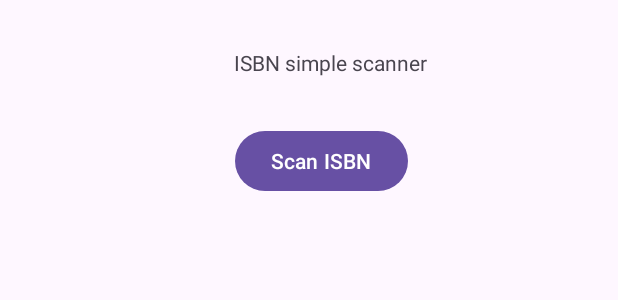
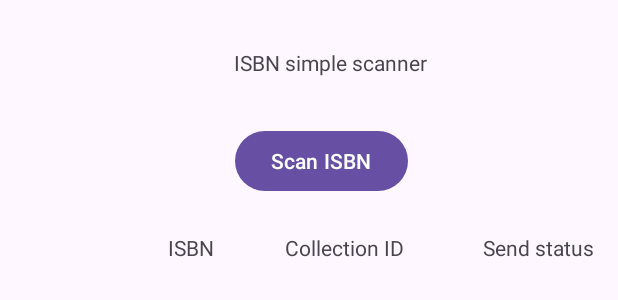
Before and after one commit to Thalyum/ISBN-simple-scanner, an Android app: the layout activity_main.xml on its own in the app's theme, with its tools: preview values and no code run, on a phone screen of 412 x 824 dp. Shown: the top 300 px of the screen. Run offline under Robolectric (Android 15) with nearby library versions, the phone set to English and light mode, and no system bars.

Commit message:
ScanResult: Add list of scanned item
Use a RecyclerView to display the scans on the main activity. Once the ISBN scan succeeded, the result is added to the list of items to display

TODO: notify the view that the dataset changed, and update the display

Introduce "collection_id" data in advance, it will be used later.

```diff
--- a/app/src/main/res/layout/activity_main.xml
+++ b/app/src/main/res/layout/activity_main.xml
@@ -29,4 +29,55 @@
         app:layout_constraintHorizontal_bias="0.527"
         app:layout_constraintStart_toStartOf="parent"
         app:layout_constraintTop_toBottomOf="@+id/TextTitle" />
+
+    <LinearLayout
+        android:id="@+id/Header"
+        android:layout_width="match_parent"
+        android:layout_height="wrap_content"
+        android:layout_marginStart="16dp"
+        android:layout_marginTop="24dp"
+        android:layout_marginEnd="16dp"
+        android:orientation="horizontal"
+        app:layout_constraintEnd_toEndOf="parent"
+        app:layout_constraintStart_toStartOf="parent"
+        app:layout_constraintTop_toBottomOf="@+id/ScanOnceBtn">
+
+        <TextView
+            android:id="@+id/TitleISBN"
+            android:layout_width="0dp"
+            android:layout_height="wrap_content"
+            android:layout_weight="1"
+            android:textAlignment="textEnd"
+            android:text="@string/isbn_title" />
+
+        <TextView
+            android:id="@+id/TitleCollectionId"
+            android:layout_width="0dp"
+            android:layout_height="wrap_content"
+            android:layout_weight="1"
+            android:textAlignment="textEnd"
+            android:text="@string/collection_id_title" />
+
+        <TextView
+            android:id="@+id/TitleSendStatus"
+            android:layout_width="0dp"
+            android:layout_height="wrap_content"
+            android:layout_weight="1"
+            android:textAlignment="textEnd"
+            android:text="@string/send_status_title" />
+
+    </LinearLayout>
+
+    <androidx.recyclerview.widget.RecyclerView
+        android:id="@+id/ScanList"
+        android:layout_width="match_parent"
+        android:layout_height="wrap_content"
+        android:layout_marginStart="16dp"
+        android:layout_marginTop="8dp"
+        android:layout_marginEnd="16dp"
+        app:layoutManager="androidx.recyclerview.widget.LinearLayoutManager"
+        app:layout_constraintEnd_toEndOf="parent"
+        app:layout_constraintStart_toStartOf="parent"
+        app:layout_constraintTop_toBottomOf="@+id/Header" />
+
 </androidx.constraintlayout.widget.ConstraintLayout>
--- a/app/src/main/res/values/strings.xml
+++ b/app/src/main/res/values/strings.xml
@@ -1,5 +1,11 @@
 <resources>
     <string name="app_name">ISBN simple scanner</string>
     <string name="scan_once">Scan ISBN</string>
+    <string name="isbn_title">ISBN</string>
+    <string name="collection_id_title">Collection ID</string>
+    <string name="send_status_title">Send status</string>
     <string name="not_isbn">Not a valid ISBN</string>
+    <string name="no_collection">None</string>
+    <string name="result_sent">Sent</string>
+    <string name="result_not_sent">Not Sent</string>
 </resources>
```
Also changed, not shown: app/src/main/java/com/thalyum/isbnsimplescanner/MainActivity.kt (+15 -3 lines), app/src/main/java/com/thalyum/isbnsimplescanner/ScanResult.kt (added, +8 -0 lines), app/src/main/java/com/thalyum/isbnsimplescanner/ScanResultAdapter.kt (added, +66 -0 lines), app/src/main/res/layout/scan_result_row.xml (added, +34 -0 lines).
